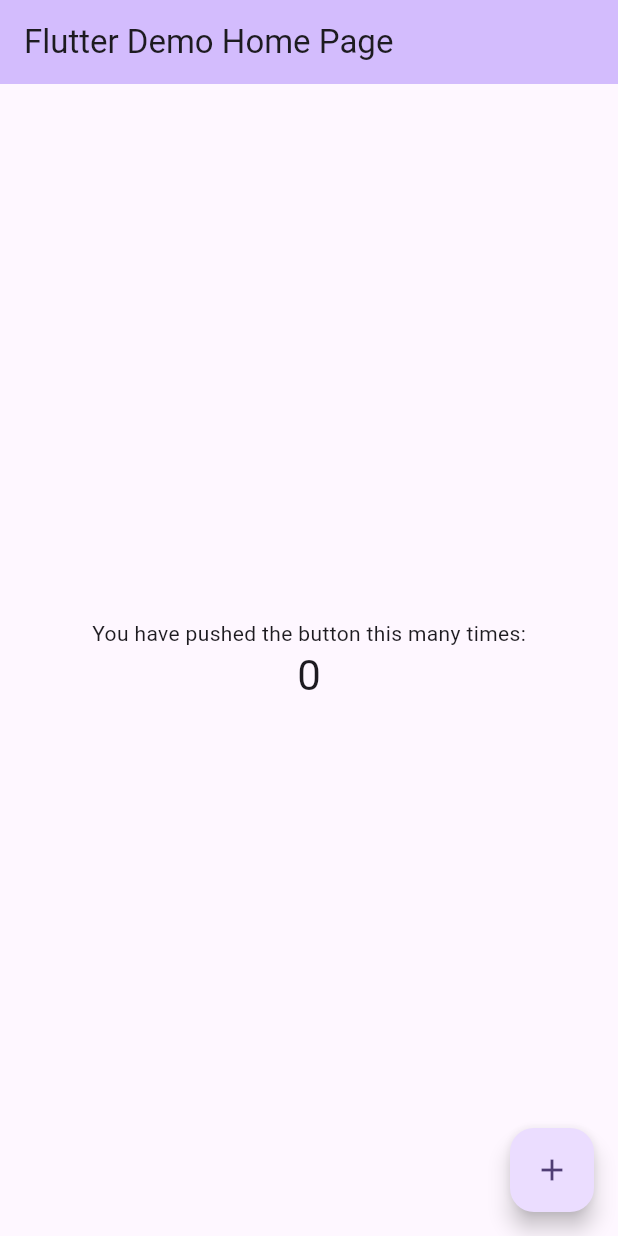
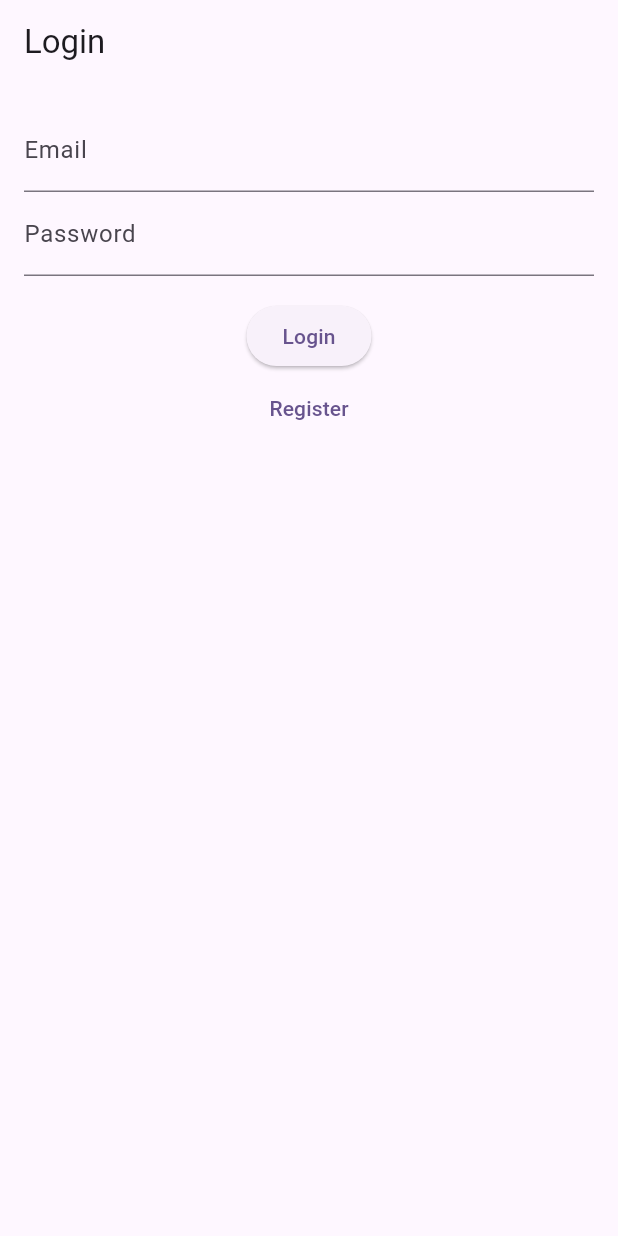
Before and after one commit to geonidas6/Laryo, a Flutter app: the screen it shows after launch, on a phone screen of 412 x 824 dp. Run offline on Flutter 3.47's test engine with Material 3 defaults, Android fonts, the phone set to English and light mode, and no system bars; our stand-ins replace flutter_dotenv, shared_preferences.

Commit message:
Add basic auth flow with API service

```diff
--- a/flutterapp/lib/main.dart
+++ b/flutterapp/lib/main.dart
@@ -1,122 +1,29 @@
 import 'package:flutter/material.dart';
+import 'package:flutter_dotenv/flutter_dotenv.dart';
+import 'services/auth_service.dart';
+import 'screens/login_screen.dart';
+import 'screens/profile_screen.dart';
 
-void main() {
-  runApp(const MyApp());
+Future<void> main() async {
+  WidgetsFlutterBinding.ensureInitialized();
+  await dotenv.load(fileName: '.env');
+  final auth = AuthService();
+  final token = await auth.getToken();
+  runApp(MyApp(initialToken: token));
 }
 
 class MyApp extends StatelessWidget {
-  const MyApp({super.key});
+  final String? initialToken;
+  const MyApp({super.key, this.initialToken});
 
-  // This widget is the root of your application.
   @override
   Widget build(BuildContext context) {
     return MaterialApp(
       title: 'Flutter Demo',
       theme: ThemeData(
-        // This is the theme of your application.
-        //
-        // TRY THIS: Try running your application with "flutter run". You'll see
-        // the application has a purple toolbar. Then, without quitting the app,
-        // try changing the seedColor in the colorScheme below to Colors.green
-        // and then invoke "hot reload" (save your changes or press the "hot
-        // reload" button in a Flutter-supported IDE, or press "r" if you used
-        // the command line to start the app).
-        //
-        // Notice that the counter didn't reset back to zero; the application
-        // state is not lost during the reload. To reset the state, use hot
-        // restart instead.
-        //
-        // This works for code too, not just values: Most code changes can be
-        // tested with just a hot reload.
         colorScheme: ColorScheme.fromSeed(seedColor: Colors.deepPurple),
       ),
-      home: const MyHomePage(title: 'Flutter Demo Home Page'),
+      home: initialToken == null ? const LoginScreen() : const ProfileScreen(),
     );
   }
 }
-
-class MyHomePage extends StatefulWidget {
-  const MyHomePage({super.key, required this.title});
-
-  // This widget is the home page of your application. It is stateful, meaning
-  // that it has a State object (defined below) that contains fields that affect
-  // how it looks.
-
-  // This class is the configuration for the state. It holds the values (in this
-  // case the title) provided by the parent (in this case the App widget) and
-  // used by the build method of the State. Fields in a Widget subclass are
-  // always marked "final".
-
-  final String title;
-
-  @override
-  State<MyHomePage> createState() => _MyHomePageState();
-}
-
-class _MyHomePageState extends State<MyHomePage> {
-  int _counter = 0;
-
-  void _incrementCounter() {
-    setState(() {
-      // This call to setState tells the Flutter framework that something has
-      // changed in this State, which causes it to rerun the build method below
-      // so that the display can reflect the updated values. If we changed
-      // _counter without calling setState(), then the build method would not be
-      // called again, and so nothing would appear to happen.
-      _counter++;
-    });
-  }
-
-  @override
-  Widget build(BuildContext context) {
-    // This method is rerun every time setState is called, for instance as done
-    // by the _incrementCounter method above.
-    //
-    // The Flutter framework has been optimized to make rerunning build methods
-    // fast, so that you can just rebuild anything that needs updating rather
-    // than having to individually change instances of widgets.
-    return Scaffold(
-      appBar: AppBar(
-        // TRY THIS: Try changing the color here to a specific color (to
-        // Colors.amber, perhaps?) and trigger a hot reload to see the AppBar
-        // change color while the other colors stay the same.
-        backgroundColor: Theme.of(context).colorScheme.inversePrimary,
-        // Here we take the value from the MyHomePage object that was created by
-        // the App.build method, and use it to set our appbar title.
-        title: Text(widget.title),
-      ),
-      body: Center(
-        // Center is a layout widget. It takes a single child and positions it
-        // in the middle of the parent.
-        child: Column(
-          // Column is also a layout widget. It takes a list of children and
-          // arranges them vertically. By default, it sizes itself to fit its
-          // children horizontally, and tries to be as tall as its parent.
-          //
-          // Column has various properties to control how it sizes itself and
-          // how it positions its children. Here we use mainAxisAlignment to
-          // center the children vertically; the main axis here is the vertical
-          // axis because Columns are vertical (the cross axis would be
-          // horizontal).
-          //
-          // TRY THIS: Invoke "debug painting" (choose the "Toggle Debug Paint"
-          // action in the IDE, or press "p" in the console), to see the
-          // wireframe for each widget.
-          mainAxisAlignment: MainAxisAlignment.center,
-          children: <Widget>[
-            const Text('You have pushed the button this many times:'),
-            Text(
-              '$_counter',
-              style: Theme.of(context).textTheme.headlineMedium,
-            ),
-          ],
-        ),
-      ),
-      floatingActionButton: FloatingActionButton(
-        onPressed: _incrementCounter,
-        tooltip: 'Increment',
-        child: const Icon(Icons.add),
-      ), // This trailing comma makes auto-formatting nicer for build methods.
-    );
-  }
-}
--- /dev/null
+++ b/flutterapp/lib/screens/login_screen.dart
@@ -0,0 +1,84 @@
+import 'package:flutter/material.dart';
+import '../services/api_service.dart';
+import '../services/auth_service.dart';
+import 'profile_screen.dart';
+import 'registration_screen.dart';
+
+class LoginScreen extends StatefulWidget {
+  const LoginScreen({super.key});
+
+  @override
+  State<LoginScreen> createState() => _LoginScreenState();
+}
+
+class _LoginScreenState extends State<LoginScreen> {
+  final _formKey = GlobalKey<FormState>();
+  final _emailController = TextEditingController();
+  final _passwordController = TextEditingController();
+  bool _isLoading = false;
+
+  final ApiService _api = ApiService();
+  final AuthService _auth = AuthService();
+
+  Future<void> _submit() async {
+    if (!_formKey.currentState!.validate()) return;
+    setState(() => _isLoading = true);
+    final token = await _api.login(
+      _emailController.text,
+      _passwordController.text,
+    );
+    setState(() => _isLoading = false);
+    if (token != null) {
+      await _auth.saveToken(token);
+      if (!mounted) return;
+      Navigator.of(context).pushReplacement(
+        MaterialPageRoute(builder: (_) => const ProfileScreen()),
+      );
+    } else {
+      ScaffoldMessenger.of(context)
+          .showSnackBar(const SnackBar(content: Text('Login failed')));
+    }
+  }
+
+  @override
+  Widget build(BuildContext context) {
+    return Scaffold(
+      appBar: AppBar(title: const Text('Login')),
+      body: Padding(
+        padding: const EdgeInsets.all(16.0),
+        child: Form(
+          key: _formKey,
+          child: Column(
+            children: [
+              TextFormField(
+                controller: _emailController,
+                decoration: const InputDecoration(labelText: 'Email'),
+                validator: (v) => v == null || v.isEmpty ? 'Required' : null,
+              ),
+              TextFormField(
+                controller: _passwordController,
+                decoration: const InputDecoration(labelText: 'Password'),
+                obscureText: true,
+                validator: (v) => v == null || v.isEmpty ? 'Required' : null,
+              ),
+              const SizedBox(height: 16),
+              ElevatedButton(
+                onPressed: _isLoading ? null : _submit,
+                child: const Text('Login'),
+              ),
+              TextButton(
+                onPressed: () {
+                  Navigator.of(context).push(
+                    MaterialPageRoute(
+                        builder: (_) => const RegistrationScreen()),
+                  );
+                },
+                child: const Text('Register'),
+              )
+            ],
+          ),
+        ),
+      ),
+    );
+  }
+}
--- /dev/null
+++ b/flutterapp/lib/services/api_service.dart
@@ -0,0 +1,40 @@
+import 'dart:convert';
+import 'package:http/http.dart' as http;
+import 'package:flutter_dotenv/flutter_dotenv.dart';
+
+class ApiService {
+  final String baseUrl = dotenv.env['API_BASE_URL'] ?? '';
+
+  Future<String?> login(String email, String password) async {
+    final response = await http.post(
+      Uri.parse('$baseUrl/api/login'),
+      headers: {'Content-Type': 'application/json'},
+      body: jsonEncode({'email': email, 'password': password}),
+    );
+    if (response.statusCode == 200) {
+      final data = jsonDecode(response.body);
+      return data['token'];
+    }
+    return null;
+  }
+
+  Future<bool> register(String name, String email, String password) async {
+    final response = await http.post(
+      Uri.parse('$baseUrl/api/register'),
+      headers: {'Content-Type': 'application/json'},
+      body: jsonEncode({'name': name, 'email': email, 'password': password}),
+    );
+    return response.statusCode == 201;
+  }
+
+  Future<Map<String, dynamic>?> getProfile(String token) async {
+    final response = await http.get(
+      Uri.parse('$baseUrl/api/profile'),
+      headers: {'Authorization': 'Bearer $token'},
+    );
+    if (response.statusCode == 200) {
+      return jsonDecode(response.body) as Map<String, dynamic>;
+    }
+    return null;
+  }
+}
--- a/flutterapp/pubspec.yaml
+++ b/flutterapp/pubspec.yaml
@@ -34,6 +34,9 @@ dependencies:
   # The following adds the Cupertino Icons font to your application.
   # Use with the CupertinoIcons class for iOS style icons.
   cupertino_icons: ^1.0.8
+  http: ^1.1.0
+  flutter_dotenv: ^5.0.2
+  shared_preferences: ^2.2.2
 
 dev_dependencies:
   flutter_test:
@@ -56,6 +59,9 @@ flutter:
   # included with your application, so that you can use the icons in
   # the material Icons class.
   uses-material-design: true
+
+  assets:
+    - .env
 
   # To add assets to your application, add an assets section, like this:
   # assets:
```
Also changed, not shown: flutterapp/lib/screens/profile_screen.dart (added, +55 -0 lines), flutterapp/lib/screens/registration_screen.dart (added, +75 -0 lines), flutterapp/lib/services/auth_service.dart (added, +20 -0 lines), 4 other files.
